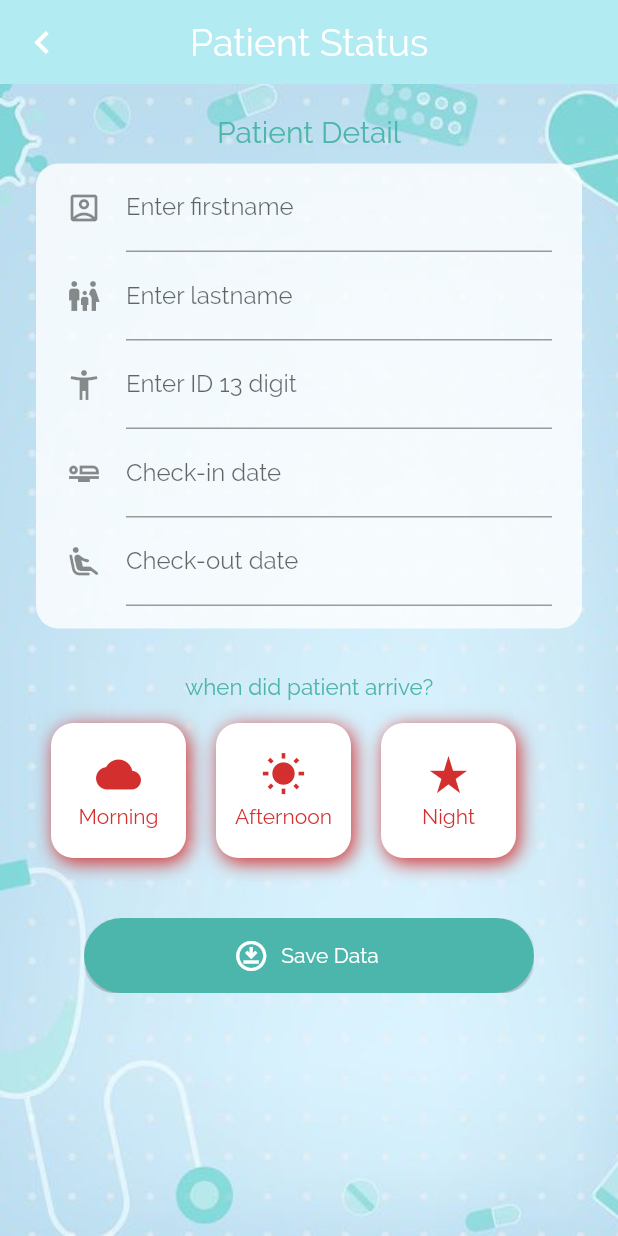
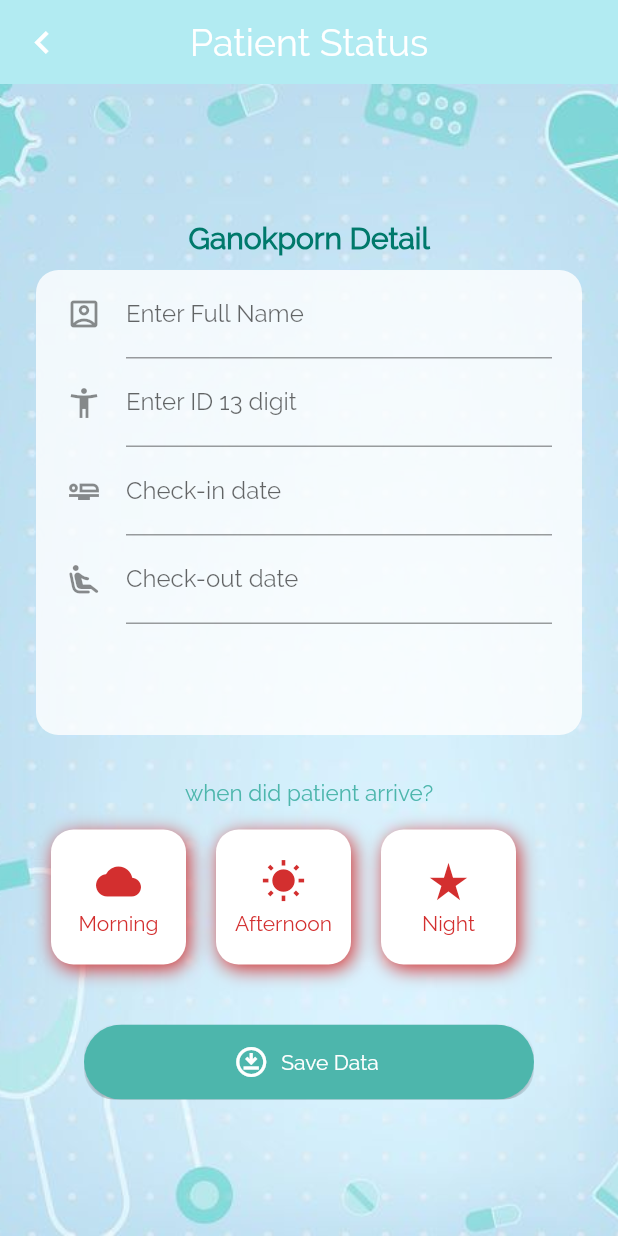
Before and after one commit to is767-1-2021/ganokporn, a Flutter app: the screen it shows after launch, after a tap on an icon or button, on a phone screen of 412 x 824 dp. Run offline on Flutter 3.47's test engine with Material 2 defaults, Android fonts, the phone set to English and light mode, and no system bars; project files that could hold a hidden picture were left out.

Commit message:
04/10/2021

```diff
--- a/team_app/lib/pages/hostpitel_info_page.dart
+++ b/team_app/lib/pages/hostpitel_info_page.dart
@@ -91,7 +91,7 @@ class _HospitelInfoPageState extends State<HospitelInfoPage> {
                           child: Consumer<PatientFormModel>(
                             builder: (context, form, child) {
                               return Text(
-                                '${form.firstName} ${form.lastName}\n ID: ${form.pid}\n Check-in: ${form.checkin}\n Check-out: ${form.checkout}',
+                                '${form.firstName}\n ID: ${form.pid}\n Check-in: ${form.checkin}\n Check-out: ${form.checkout}',
                                 style: TextStyle(
                                     color: Colors.lightBlue,
                                     fontWeight: FontWeight.normal,
--- a/team_app/lib/pages/patient_list_page.dart
+++ b/team_app/lib/pages/patient_list_page.dart
@@ -105,10 +105,10 @@ class _PatientSearchState extends State<PatientSearch> {
     {"id": 20, "name": "Patcharin", "age": 21},
   ];
 
-  /* getItemAndNavigate(String item, BuildContext context) {
+  getItemAndNavigate(String item, BuildContext context) {
     Navigator.push(context,
         MaterialPageRoute(builder: (context) => StatusForm(itemHolder: item)));
-  }*/
+  }
 
   List<Map<String, dynamic>> _foundPatient = [];
 
@@ -120,6 +120,7 @@ class _PatientSearchState extends State<PatientSearch> {
 
   void _runFilter(String enteredKeyword) {
     List<Map<String, dynamic>> results = [];
+
     if (enteredKeyword.isEmpty) {
       results = _allPatient;
     } else {
@@ -187,19 +188,21 @@ class _PatientSearchState extends State<PatientSearch> {
                               style:
                                   TextStyle(fontSize: 15, color: Colors.grey),
                             ),
-                            /* onTap: () => {
+                            onTap: () => {
                               getItemAndNavigate(
-                                  _foundPatient.toString(), context)
-                            },*/
+                                  //_foundPatient.toString(), context)
+                                  _foundPatient[index]['name'],
+                                  context)
+                            },
 
-                            onTap: () {
+                            /* onTap: () {
                               Navigator.push(
                                 context,
                                 MaterialPageRoute(
                                   builder: (context) => StatusForm(),
                                 ),
                               );
-                            },
+                            },*/
                           ),
                         ),
                       )
--- a/team_app/lib/pages/patient_status_page.dart
+++ b/team_app/lib/pages/patient_status_page.dart
@@ -5,6 +5,10 @@ import 'package:provider/provider.dart';
 import 'package:team_app/pages/hostpitel_info_page.dart';
 
 class StatusForm extends StatelessWidget {
+  final String itemHolder;
+
+  const StatusForm({Key? key, required this.itemHolder}) : super(key: key);
+
   @override
   Widget build(BuildContext context) {
     return Scaffold(
@@ -32,7 +36,20 @@ class StatusForm extends StatelessWidget {
             image: DecorationImage(
                 image: AssetImage("assets/form-bg1.jpg"), fit: BoxFit.cover),
           ),
-          child: StatusFormm()),
+          child: Column(
+              mainAxisAlignment: MainAxisAlignment.center,
+              crossAxisAlignment: CrossAxisAlignment.center,
+              children: [
+                Text(
+                  '${itemHolder} Detail',
+                  style: TextStyle(
+                    color: Colors.teal.shade700,
+                    fontSize: 20,
+                    fontWeight: FontWeight.bold,
+                  ),
+                ),
+                StatusFormm()
+              ])),
     );
   }
 }
@@ -65,7 +82,7 @@ class _StatusFormState extends State<StatusFormm> {
         child: Column(
           crossAxisAlignment: CrossAxisAlignment.center,
           children: [
-            SizedBox(height: 20),
+            /*SizedBox(height: 20),
             Text(
               'Patient Detail',
               style: TextStyle(
@@ -73,7 +90,7 @@ class _StatusFormState extends State<StatusFormm> {
                 fontSize: 20,
                 fontWeight: FontWeight.w500,
               ),
-            ),
+            ),*/
             SizedBox(height: 10),
             Container(
               height: 310,
@@ -98,12 +115,12 @@ class _StatusFormState extends State<StatusFormm> {
                   TextFormField(
                     decoration: InputDecoration(
                       border: UnderlineInputBorder(),
-                      labelText: 'Enter firstname',
+                      labelText: 'Enter Full Name',
                       icon: Icon(Icons.account_box_outlined),
                     ),
                     validator: (value) {
                       if (value == null || value.isEmpty) {
-                        return 'Please enter FirstName.';
+                        return 'Please enter Full Name';
                       }
                       return null;
                     },
@@ -112,7 +129,7 @@ class _StatusFormState extends State<StatusFormm> {
                     },
                     initialValue: context.read<PatientFormModel>().firstName,
                   ),
-                  TextFormField(
+                  /* TextFormField(
                     decoration: InputDecoration(
                       border: UnderlineInputBorder(),
                       labelText: 'Enter lastname',
@@ -128,7 +145,7 @@ class _StatusFormState extends State<StatusFormm> {
                       _lastName = value;
                     },
                     initialValue: context.read<PatientFormModel>().lastName,
-                  ),
+                  ),*/
                   TextFormField(
                     decoration: InputDecoration(
                       border: UnderlineInputBorder(),
```
